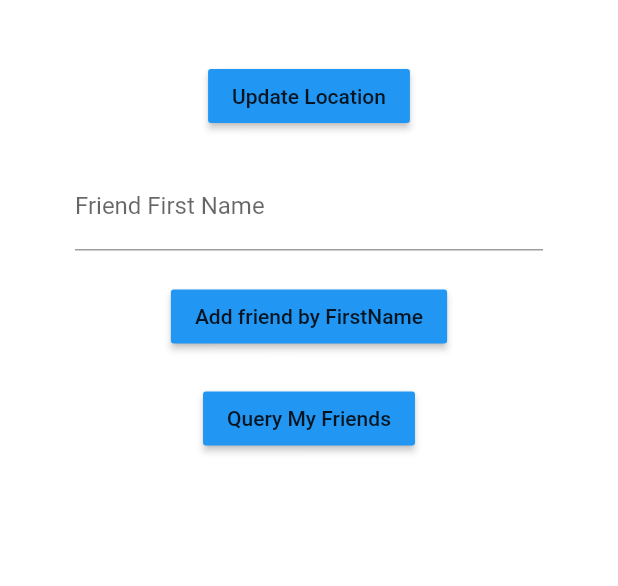
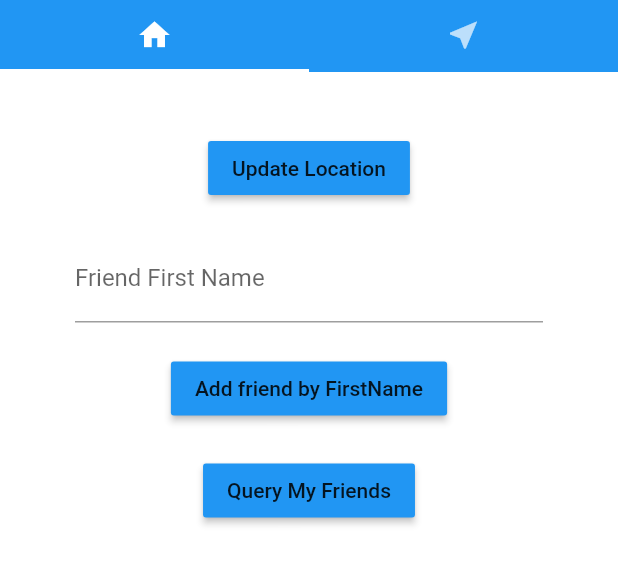
Before and after one commit to eli1797/loci_mvp, a Flutter app: the screen it shows once a user with an empty profile is signed in, on a phone screen of 412 x 824 dp, the part 84-670 px from its top. Run offline on Flutter 3.47's test engine with Material 2 defaults, Android fonts, the phone set to English and light mode, and no system bars; our stand-ins replace cloud_firestore, firebase_auth, flutter_spinkit, geolocator, shared_preferences; missing offline and left inert: geoflutterfire; accounts and stored records are empty.

Commit message:
created HomeTab Widget and moved homepage contents

```diff
--- a/lib/screens/home/home.dart
+++ b/lib/screens/home/home.dart
@@ -2,10 +2,12 @@ import 'package:flutter/material.dart';
 import 'package:geolocator/geolocator.dart';
 import 'package:mvp/models/user.dart';
 import 'package:mvp/screens/authenticate/authenticate.dart';
+import 'package:mvp/screens/home/home_tab.dart';
 import 'package:mvp/screens/profile/profile.dart';
 import 'package:mvp/services/auth.dart';
 import 'package:mvp/services/database.dart';
 import 'package:mvp/services/location.dart';
+import 'package:mvp/shared/loading.dart';
 import 'package:provider/provider.dart';
 
 //@Todo: might need to make Home stateful for updating -> unless it contains other widgts how are stateful??
@@ -18,18 +20,9 @@ class Home extends StatefulWidget {
 class _HomeState extends State<Home> {
 
   final AuthService _authService = AuthService();
-  final LocationService _locationService = LocationService();
-
-  // first name entry
-  final _formKey = GlobalKey<FormState>();
-  final _controller = TextEditingController();
 
 
-  @override
-  void dispose(){
-    _controller.dispose();
-    super.dispose();
-  }
+
 
   @override
   Widget build(BuildContext context) {
@@ -40,11 +33,9 @@ class _HomeState extends State<Home> {
       return Authenticate();
     }
 
-    final DatabaseService _databaseService = DatabaseService(uid: user.uid);
-
-    _locationService.checkPermission();
-
-    return Scaffold(
+    return DefaultTabController(
+      length: 2,
+      child: Scaffold(
         resizeToAvoidBottomInset: false,
         backgroundColor: Colors.white,
         appBar: AppBar(
@@ -61,70 +52,21 @@ class _HomeState extends State<Home> {
                 );
               })
           ],
-      ),
-      body: Container(
-        padding: EdgeInsets.symmetric(vertical: 20.0, horizontal: 50.0),
-        child: Column(
-          children: <Widget>[
-            SizedBox(height: 20.0),
-            RaisedButton(
-              color:  Colors.blue,
-              child: Text('Update Location'),
-              onPressed: () async {
-                Position pos =  await _locationService.getPosition();
-                await _databaseService.updateLocationWithGeo(pos);
-              },
-            ),
-            SizedBox(height: 20.0),
-            Form(
-              key: _formKey,
-              child: TextFormField(
-                controller: _controller,
-                decoration: InputDecoration(
-                  labelText: 'Friend First Name',
-                ),
-                validator: (val) {
-                  if (val.isEmpty) {
-                    return 'Enter a name';
-                  } else {
-                    return null;
-                  }
-                },
+          bottom: TabBar(
+            tabs: <Widget>[
+              Tab(icon: Icon(Icons.home)),
+              Tab(icon: Icon(Icons.near_me)),
+            ],
           ),
         ),
-            SizedBox(height: 20.0),
-            RaisedButton(
-              color:  Colors.blue,
-              child: Text('Add friend by FirstName'),
-              onPressed: () async {
-                print("_currentFriendName: " + _controller.text);
-                await _databaseService.addFriendByFirstName(_controller.text);
-                await _databaseService.addFriendByFirstNameToList(_controller.text);
-                _controller.clear();
-              },
-            ),
-            SizedBox(height: 20.0),
-            RaisedButton(
-              color:  Colors.blue,
-              child: Text('Query My Friends'),
-              onPressed: () async {
-
-                List<UserData> friends = await _databaseService.queryFriendsFromList();
-
-                friends.forEach((element) async {
-                  print(element.uid);
-                  print(element.firstName);
-                  print(element.gfp.longitude);
-                  print(element.gfp.latitude);
-                  print("");
-                });
-
-              },
-            )
-          ],
-        ),
+        body: TabBarView(
+          children: [
+            HomeTab(),
+            Loading()
+        ]
         )
 
+      ),
     );
   }
 }
--- /dev/null
+++ b/lib/screens/home/home_tab.dart
@@ -0,0 +1,106 @@
+import 'package:flutter/material.dart';
+import 'package:geolocator/geolocator.dart';
+import 'package:mvp/models/user.dart';
+import 'package:mvp/services/database.dart';
+import 'package:mvp/services/location.dart';
+import 'package:provider/provider.dart';
+
+class HomeTab extends StatefulWidget {
+
+  @override
+  _HomeTabState createState() => _HomeTabState();
+}
+
+class _HomeTabState extends State<HomeTab> {
+
+
+  DatabaseService _databaseService;
+  final LocationService _locationService = LocationService();
+
+
+  final _formKey = GlobalKey<FormState>();
+  final _controller = TextEditingController();
+
+
+  @override
+  void initState() {
+    super.initState();
+    _locationService.checkPermission();
+  }
+
+  @override
+  void dispose(){
+    _controller.dispose();
+    super.dispose();
+  }
+
+  @override
+  Widget build(BuildContext context) {
+
+    final user = Provider.of<User>(context);
+    _databaseService = DatabaseService(uid: user.uid);
+
+    return Container(
+      padding: EdgeInsets.symmetric(vertical: 20.0, horizontal: 50.0),
+      child: Column(
+        children: <Widget>[
+          SizedBox(height: 20.0),
+          RaisedButton(
+            color:  Colors.blue,
+            child: Text('Update Location'),
+            onPressed: () async {
+              Position pos =  await _locationService.getPosition();
+              await _databaseService.updateLocationWithGeo(pos);
+            },
+          ),
+          SizedBox(height: 20.0),
+          Form(
+            key: _formKey,
+            child: TextFormField(
+              controller: _controller,
+              decoration: InputDecoration(
+                labelText: 'Friend First Name',
+              ),
+              validator: (val) {
+                if (val.isEmpty) {
+                  return 'Enter a name';
+                } else {
+                  return null;
+                }
+              },
+            ),
+          ),
+          SizedBox(height: 20.0),
+          RaisedButton(
+            color:  Colors.blue,
+            child: Text('Add friend by FirstName'),
+            onPressed: () async {
+              print("_currentFriendName: " + _controller.text);
+              await _databaseService.addFriendByFirstName(_controller.text);
+              await _databaseService.addFriendByFirstNameToList(_controller.text);
+              _controller.clear();
+            },
+          ),
+          SizedBox(height: 20.0),
+          RaisedButton(
+            color:  Colors.blue,
+            child: Text('Query My Friends'),
+            onPressed: () async {
+
+              List<UserData> friends = await _databaseService.queryFriendsFromList();
+
+              friends.forEach((element) async {
+                print(element.uid);
+                print(element.firstName);
+                print(element.gfp.longitude);
+                print(element.gfp.latitude);
+                print("");
+              });
+
+            },
+          )
+        ],
+      ),
+    );
+  }
+}
```
Lines whose indentation alone changed are shown as unchanged.
